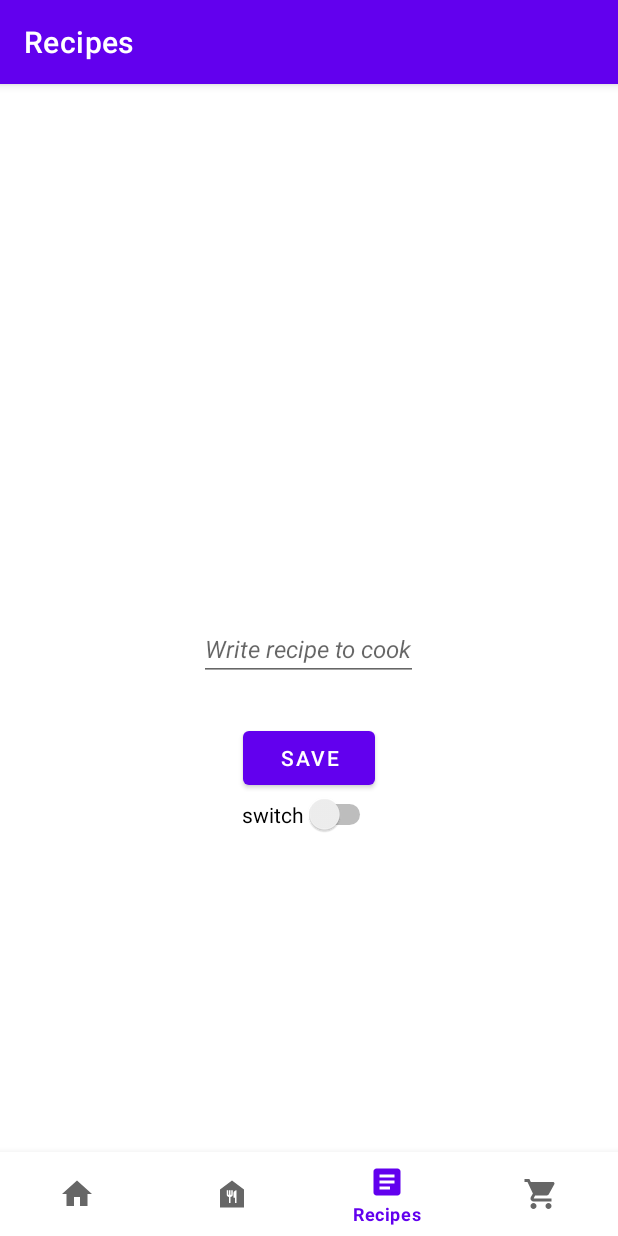
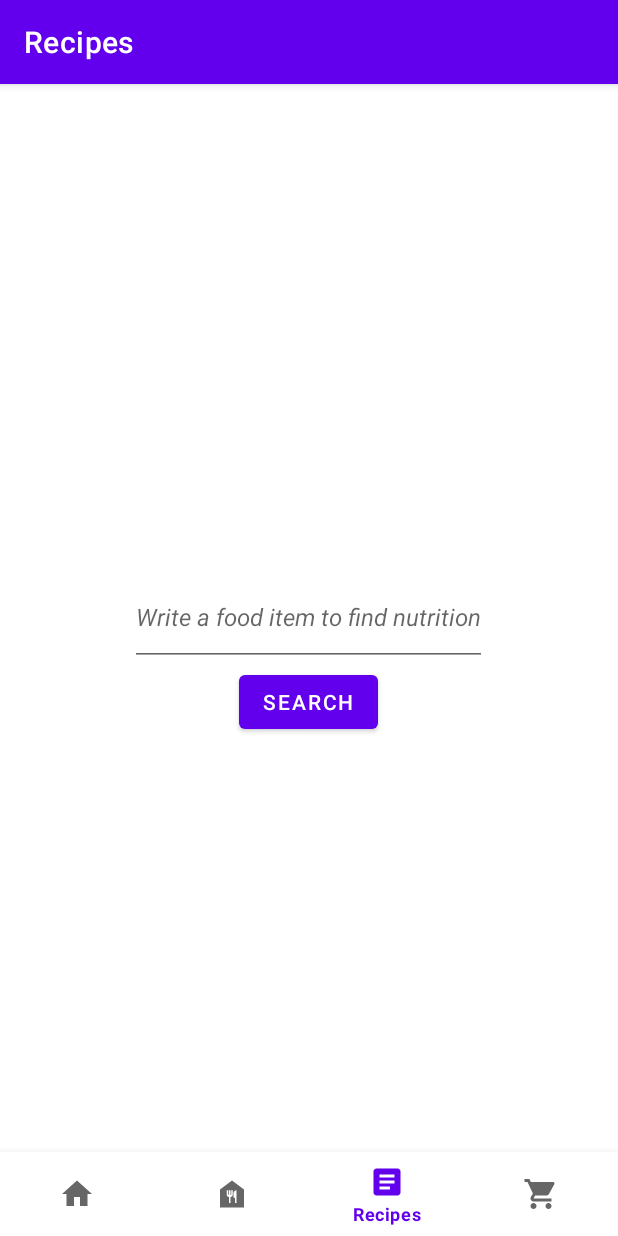
Before and after one commit to klillenb/mobile-application-dev, an Android app: the RecipesFragment screen opened through its navigation route, on a phone screen of 412 x 824 dp. Run offline under Robolectric (Android 15) with nearby library versions, the phone set to English and light mode, and no system bars; our stand-ins replace navigation-ui; 1 statement that could not run was skipped.

Commit message:
get food nutrition info

```diff
--- a/07/app/src/main/java/com/example/mobileapp/network/NinjaApiService.kt
+++ b/07/app/src/main/java/com/example/mobileapp/network/NinjaApiService.kt
@@ -1,13 +1,15 @@
 package com.example.mobileapp.network
 
 import com.example.mobileapp.BuildConfig
-import com.squareup.moshi.JsonAdapter
+import com.example.mobileapp.dto.FoodQuote
+import com.example.mobileapp.dto.NutritionValue
 import com.squareup.moshi.Moshi
 import com.squareup.moshi.kotlin.reflect.KotlinJsonAdapterFactory
 import retrofit2.Retrofit
 import retrofit2.converter.moshi.MoshiConverterFactory
 import retrofit2.http.GET
 import retrofit2.http.HeaderMap
+import retrofit2.http.Query
 
 private const val BASE_URL = "https://api.api-ninjas.com/v1/"
 
@@ -32,4 +34,10 @@ interface NinjaApiService {
     suspend fun getQuote(
         @HeaderMap headers: Map<String, String>
     ): List<FoodQuote>
+
+    @GET("nutrition")
+    suspend fun getNutrition(
+        @HeaderMap headers: Map<String, String>,
+        @Query("query") foodItem: String
+    ): List<NutritionValue>
 }
--- a/07/app/src/main/java/com/example/mobileapp/ui/recipes/RecipesFragment.kt
+++ b/07/app/src/main/java/com/example/mobileapp/ui/recipes/RecipesFragment.kt
@@ -7,6 +7,7 @@ import android.view.View
 import android.view.ViewGroup
 import android.widget.Toast
 import androidx.fragment.app.Fragment
+import androidx.lifecycle.Observer
 import androidx.lifecycle.ViewModelProvider
 import com.example.mobileapp.databinding.FragmentRecipesBinding
 
@@ -29,49 +30,41 @@ class RecipesFragment : Fragment() {
         container: ViewGroup?,
         savedInstanceState: Bundle?
     ): View {
-        val homeViewModel =
+        val recipesViewModel =
             ViewModelProvider(this).get(RecipesViewModel::class.java)
 
         _binding = FragmentRecipesBinding.inflate(inflater, container, false)
         val root: View = binding.root
 
-        loadData()
+        binding.btButton.setOnClickListener {
+            if (binding.foodText.text.isNotEmpty()) {
+                recipesViewModel.findNutrition(binding.foodText.text.toString())
+            } else {
+                Toast.makeText(safeContext, "Insert a food item first", Toast.LENGTH_SHORT).show()
+            }
+        }
 
-        binding.btButton.setOnClickListener { saveData() }
+        recipesViewModel._status.observe(viewLifecycleOwner, Observer { _status ->
+            _status?.let {
+                if(!_status) {
+                    recipesViewModel._status.value = null
+                    Toast.makeText(safeContext, "Something went wrong!", Toast.LENGTH_SHORT).show()
+                }
+            }
+        })
+
+        recipesViewModel.nutrition.observe(viewLifecycleOwner) {
+            binding.foodName.text = "Item name: ${it.name}"
+            binding.foodCalories.text = "Calorie amount: ${it.calories}"
+            binding.foodSize.text = "Serving size: ${it.servingSize}"
+            binding.foodFat.text = "Fat amount: ${it.fatTotal}"
+            binding.foodProtein.text = "Protein amount: ${it.protein}"
+            binding.foodSugar.text = "Sugar amount: ${it.sugar}"
+        }
+
         return root
     }
 
-    private fun saveData() {
-        val inputText = binding.editText
-        val textField = binding.textRecipes
-        val switch = binding.swSwitch
-        val insertedText = inputText.text.toString()
-        textField.text = insertedText
-
-        val sharedPreferences = this.activity?.getSharedPreferences("sharedPrefs", Context.MODE_PRIVATE)
-        val editor = sharedPreferences?.edit()
-        editor?.apply{
-            putString("STRING_KEY", insertedText)
-            putBoolean("BOOLEAN_KEY", switch.isChecked)
-        }?.apply()
-
-        Toast.makeText(safeContext, "Data saved", Toast.LENGTH_SHORT).show()
-
-    }
-
-    private fun loadData() {
-        val textField = binding.textRecipes
-        val switch = binding.swSwitch
-
-        val sharedPreferences = this.activity?.getSharedPreferences("sharedPrefs", Context.MODE_PRIVATE)
-        val savedString = sharedPreferences?.getString("STRING_KEY", null)
-        val savedBoolean = sharedPreferences?.getBoolean("BOOLEAN_KEY", false)
-
-        textField.text = savedString
-        if (savedBoolean != null) {
-            switch.isChecked = savedBoolean
-        }
-    }
 
     override fun onDestroyView() {
         super.onDestroyView()
--- a/07/app/src/main/java/com/example/mobileapp/ui/recipes/RecipesViewModel.kt
+++ b/07/app/src/main/java/com/example/mobileapp/ui/recipes/RecipesViewModel.kt
@@ -1,13 +1,37 @@
 package com.example.mobileapp.ui.recipes
 
+import android.widget.Toast
 import androidx.lifecycle.LiveData
 import androidx.lifecycle.MutableLiveData
 import androidx.lifecycle.ViewModel
+import androidx.lifecycle.viewModelScope
+import com.example.mobileapp.dto.NutritionValue
+import com.example.mobileapp.network.NinjaApi
+import kotlinx.coroutines.launch
+import kotlin.reflect.jvm.internal.impl.resolve.constants.DoubleValue
 
 class RecipesViewModel : ViewModel() {
 
-    private val _text = MutableLiveData<String>().apply {
-        value = "This is recipes Fragment"
+    private val _nutrition = MutableLiveData<NutritionValue>()
+    val nutrition: LiveData<NutritionValue> = _nutrition
+
+    var _status = MutableLiveData<Boolean?>()
+
+    fun findNutrition(foodItem: String) {
+        viewModelScope.launch {
+            try {
+                val result = NinjaApi.retrofitService.getNutrition(getHeaderMap(), foodItem)
+                _status.value = true
+                _nutrition.value = result[0]
+            } catch (e: Exception) {
+                _status.value = false
+            }
+        }
     }
-    val text: LiveData<String> = _text
+
+    private fun getHeaderMap(): Map<String, String> {
+        val headerMap = mutableMapOf<String, String>()
+        headerMap["X-Api-Key"] = NinjaApi.apiKey
+        return headerMap
+    }
 }
--- a/07/app/src/main/res/layout/fragment_recipes.xml
+++ b/07/app/src/main/res/layout/fragment_recipes.xml
@@ -4,38 +4,68 @@
     android:layout_width="match_parent"
     android:layout_height="match_parent">
 
+    <RelativeLayout
+        android:layout_width="match_parent"
+        android:layout_height="match_parent"
+        android:layout_marginLeft="30dp"
+        android:layout_marginTop="20dp">
+
+        <TextView
+            android:id="@+id/food_name"
+            android:layout_width="wrap_content"
+            android:layout_height="wrap_content"
+            android:textSize="20sp" />
+
+        <TextView
+            android:id="@+id/food_calories"
+            android:layout_width="wrap_content"
+            android:layout_height="wrap_content"
+            android:layout_below="@id/food_name"
+            android:textSize="20sp" />
+
+        <TextView
+            android:id="@+id/food_size"
+            android:layout_width="wrap_content"
+            android:layout_height="wrap_content"
+            android:layout_below="@id/food_calories"
+            android:textSize="20sp" />
+
+        <TextView
+            android:id="@+id/food_fat"
+            android:layout_width="wrap_content"
+            android:layout_height="wrap_content"
+            android:layout_below="@id/food_size"
+            android:textSize="20sp" />
+
+        <TextView
+            android:id="@+id/food_protein"
+            android:layout_width="wrap_content"
+            android:layout_height="wrap_content"
+            android:layout_below="@id/food_fat"
+            android:textSize="20sp" />
+
+        <TextView
+            android:id="@+id/food_sugar"
+            android:layout_width="wrap_content"
+            android:layout_height="wrap_content"
+            android:layout_below="@id/food_protein"
+            android:textSize="20sp" />
+    </RelativeLayout>
+
     <EditText
-        android:id="@+id/edit_text"
+        android:id="@+id/food_text"
         android:layout_width="wrap_content"
-        android:layout_height="wrap_content"
-        android:layout_above="@id/text_recipes"
+        android:layout_height="65dp"
+        android:layout_above="@id/bt_button"
         android:layout_centerInParent="true"
-        android:hint="Write recipe to cook"
+        android:hint="Write a food item to find nutrition"
         android:textSize="16sp"
         android:textStyle="italic" />
-
-    <TextView
-        android:id="@+id/text_recipes"
-        android:layout_width="wrap_content"
-        android:layout_height="wrap_content"
-        android:layout_centerInParent="true"
-        android:textSize="20sp"
-        android:text="Recipe" />
 
     <Button
         android:id="@+id/bt_button"
         android:layout_width="wrap_content"
         android:layout_height="wrap_content"
-        android:layout_below="@id/text_recipes"
         android:layout_centerInParent="true"
-        android:text="Save" />
-
-    <Switch
-        android:id="@+id/sw_switch"
-        android:layout_width="wrap_content"
-        android:layout_height="wrap_content"
-        android:layout_below="@id/bt_button"
-        android:layout_centerInParent="true"
-        android:text="switch"
-        tools:ignore="UseSwitchCompatOrMaterialXml" />
+        android:text="Search" />
 </RelativeLayout>
```
Also changed, not shown: 07/app/src/main/java/com/example/mobileapp/dto/NutritionValue.kt (added, +12 -0 lines).
